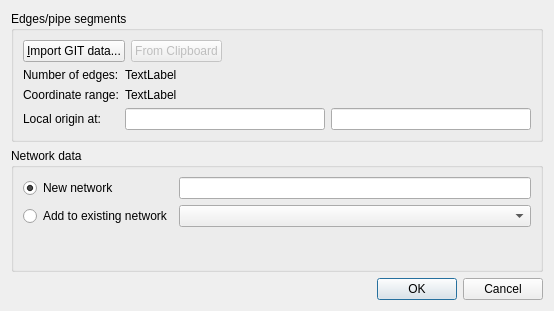
Above: SIM-VICUS/src/SVNetworkImportDialog.ui from ghorwin/SIM-VICUS before the change. Below: the same form after it.
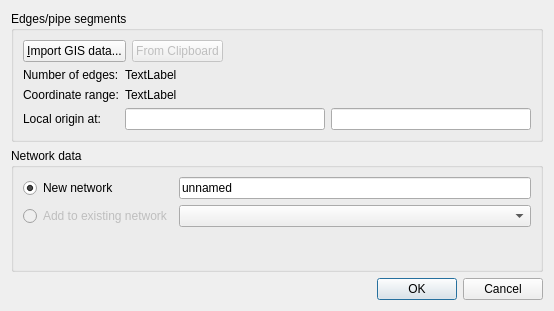
That is the form after the change.

Commit message: Added undo action for network management.

What changed in the file:
```diff
--- a/SIM-VICUS/src/SVNetworkImportDialog.ui
+++ b/SIM-VICUS/src/SVNetworkImportDialog.ui
@@ -25,7 +25,7 @@
         <item>
          <widget class="QPushButton" name="pushButtonGISNetwork">
           <property name="text">
-           <string>&amp;Import GIT data...</string>
+           <string>&amp;Import GIS data...</string>
           </property>
          </widget>
         </item>
@@ -112,10 +112,17 @@
        <widget class="QComboBox" name="comboBoxNetworkSelectionBox"/>
       </item>
       <item row="0" column="1">
-       <widget class="QLineEdit" name="lineEditNetworkName"/>
+       <widget class="QLineEdit" name="lineEditNetworkName">
+        <property name="text">
+         <string>unnamed</string>
+        </property>
+       </widget>
       </item>
       <item row="1" column="0">
        <widget class="QRadioButton" name="radioButtonAddToExistingNetwork">
+        <property name="enabled">
+         <bool>false</bool>
+        </property>
         <property name="text">
          <string>Add to existing network</string>
         </property>
```
The commit also changes 8 other files.
